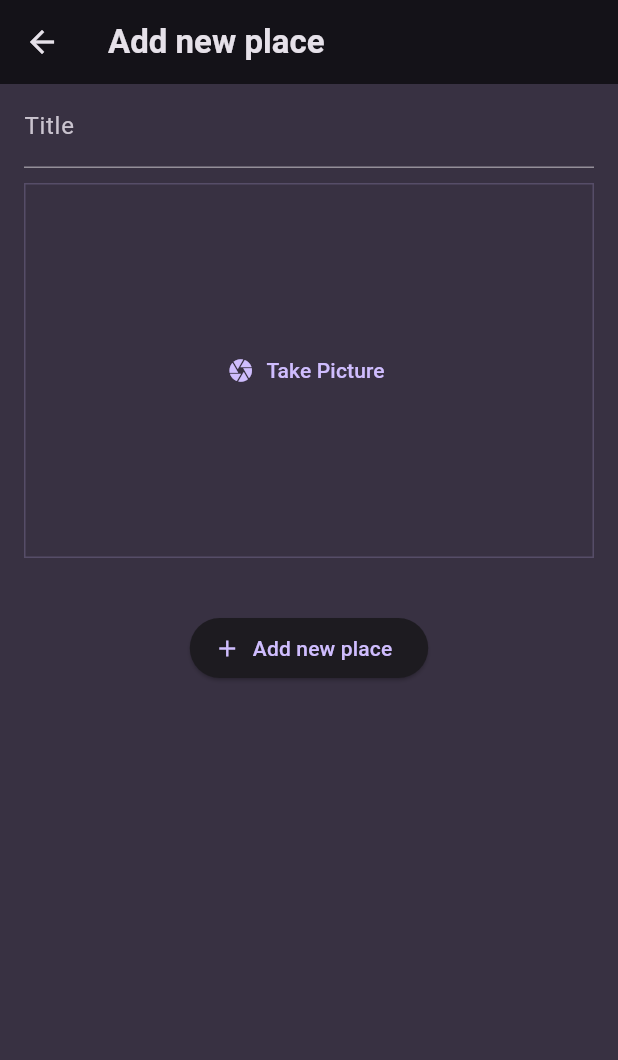
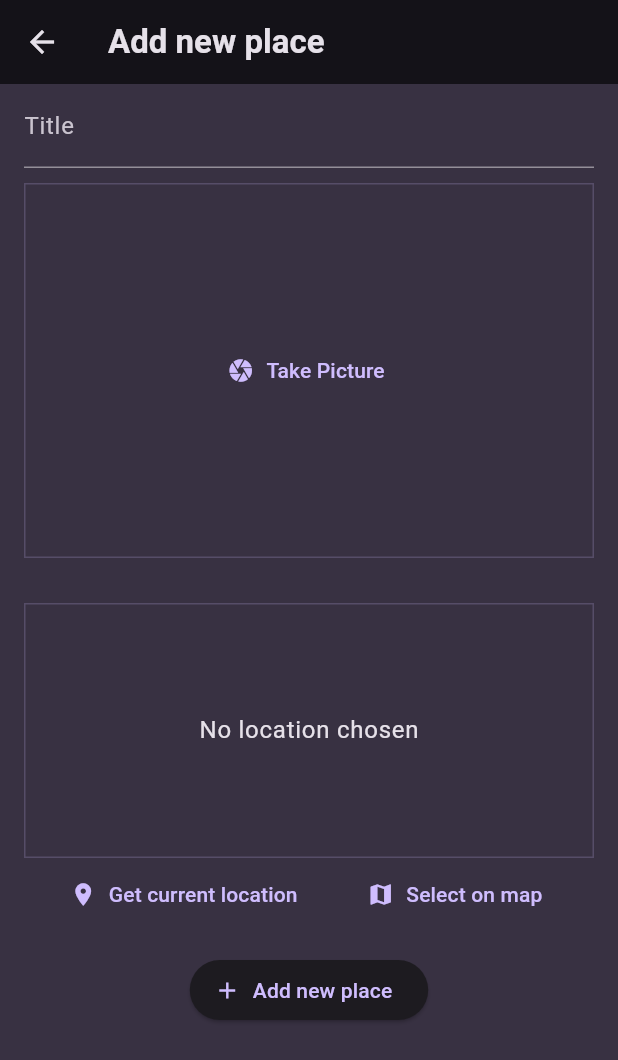
Before and after one commit to Ayomikuolatunji/flutter-device-features, a Flutter app: the AddNewPlace screen opened by its route, on a phone screen of 412 x 824 dp. Shown: the top 1060 px of the screen. Run offline on Flutter 3.47's test engine with Material 3 defaults, Android fonts, the phone set to English and light mode, and no system bars; our stand-ins replace flutter_riverpod, go_router, google_fonts, image_picker, location.

Commit message:
What: location

```diff
--- a/lib/models/place.dart
+++ b/lib/models/place.dart
@@ -1,10 +1,13 @@
+import 'dart:io';
+
 import 'package:uuid/uuid.dart';
 
 const uuid = Uuid();
 
 class Place {
-  Place({required this.title}) : id = uuid.v4();
+  Place({required this.title, required this.image}) : id = uuid.v4();
 
   final String id;
   final String title;
+  final File image;
 }
--- a/lib/providers/user_places.dart
+++ b/lib/providers/user_places.dart
@@ -5,7 +5,7 @@ class UserPlacesNotifier extends StateNotifier<List<Place>> {
   UserPlacesNotifier() : super(const []);
 
   void addNewPlace(Place place) {
-    final newPlace = Place(title: place.title);
+    final newPlace = Place(title: place.title, image: place.image);
     state = [newPlace, ...state];
   }
 }
--- a/lib/screens/add_new_place.dart
+++ b/lib/screens/add_new_place.dart
@@ -1,8 +1,11 @@
+import 'dart:io';
+
 import 'package:flutter/material.dart';
 import 'package:flutter_riverpod/flutter_riverpod.dart';
 import 'package:net_ninja_course/models/place.dart';
 import 'package:net_ninja_course/providers/user_places.dart';
 import 'package:net_ninja_course/widgets/image_input.dart';
+import 'package:net_ninja_course/widgets/location_input.dart';
 
 class AddNewPlace extends ConsumerStatefulWidget {
   const AddNewPlace({super.key});
@@ -13,6 +16,7 @@ class AddNewPlace extends ConsumerStatefulWidget {
 
 class _AddNewPlaceState extends ConsumerState<AddNewPlace> {
   final _titleController = TextEditingController();
+  File? _selectedImage;
 
   void savePlace() {
     final enteredText = _titleController.text;
@@ -20,11 +24,21 @@ class _AddNewPlaceState extends ConsumerState<AddNewPlace> {
       ScaffoldMessenger.of(context).showSnackBar(
           const SnackBar(content: Text("Please provide the place title")));
     }
+    if (_selectedImage == null) {
+      ScaffoldMessenger.of(context).showSnackBar(
+          const SnackBar(content: Text("Please select image to continue")));
+    }
     ref
         .read(userPlacesNotifier.notifier)
-        .addNewPlace(Place(title: enteredText));
+        .addNewPlace(Place(title: enteredText, image: _selectedImage!));
 
     Navigator.of(context).pop();
+  }
+
+  void onSelectedImage(File selectedImage) {
+    setState(() {
+      _selectedImage = selectedImage;
+    });
   }
 
   @override
@@ -46,7 +60,13 @@ class _AddNewPlaceState extends ConsumerState<AddNewPlace> {
             const SizedBox(
               height: 10,
             ),
-            const ImageInput(),
+            ImageInput(
+              selectedImage: onSelectedImage,
+            ),
+            const SizedBox(
+              height: 10,
+            ),
+            const LocationInput(),
             const SizedBox(
               height: 16,
             ),
--- a/lib/widgets/image_input.dart
+++ b/lib/widgets/image_input.dart
@@ -1,10 +1,11 @@
 import 'dart:io';
-
 import 'package:flutter/material.dart';
 import 'package:image_picker/image_picker.dart';
 
 class ImageInput extends StatefulWidget {
-  const ImageInput({super.key});
+  const ImageInput({super.key, required this.selectedImage});
+
+  final void Function(File selectedImage) selectedImage;
 
   @override
   State<ImageInput> createState() {
@@ -27,11 +28,12 @@ class _ImageInputState extends State<ImageInput> {
       setState(() {
         _selectedImage = File(pickedImage.path);
       });
+      widget.selectedImage(File(pickedImage.path));
     }
   }
 
   void _removeAddedPicture() {
-     setState(() {
+    setState(() {
       _selectedImage = null;
     });
   }
@@ -59,7 +61,8 @@ class _ImageInputState extends State<ImageInput> {
                   child: const Text("Change uploaded image")),
               const Spacer(),
               TextButton(
-                  onPressed: _removeAddedPicture, child: const Text("Remove Image"))
+                  onPressed: _removeAddedPicture,
+                  child: const Text("Remove Image"))
             ],
           )
         : const Text("");
--- /dev/null
+++ b/lib/widgets/location_input.dart
@@ -0,0 +1,103 @@
+import 'package:flutter/material.dart';
+import 'package:location/location.dart';
+
+class LocationInput extends StatefulWidget {
+  const LocationInput({super.key});
+
+  @override
+  State<LocationInput> createState() => _LocationInputState();
+}
+
+class _LocationInputState extends State<LocationInput> {
+  LocationData? _pickedLocation;
+  bool _isGettingLocation = false;
+  String key = "AIzaSyDCdPAtjHSjjzdB4YZClrAHo-TGDJfMszc";
+
+  void getCurrentLocation() async {
+    print("object");
+    Location location = Location();
+    bool serviceEnabled;
+    PermissionStatus permissionGranted;
+    LocationData locationData;
+    serviceEnabled = await location.serviceEnabled();
+    if (!serviceEnabled) {
+      serviceEnabled = await location.requestService();
+      if (!serviceEnabled) {
+        return;
+      }
+    }
+    permissionGranted = await location.hasPermission();
+    if (permissionGranted == PermissionStatus.denied) {
+      permissionGranted = await location.requestPermission();
+      if (permissionGranted != PermissionStatus.granted) {
+        return;
+      }
+    }
+    setState(() {
+      _isGettingLocation = true;
+    });
+    locationData = await location.getLocation();
+    print(locationData);
+    if (locationData != null) {
+      setState(() {
+        _pickedLocation = locationData;
+        _isGettingLocation = false;
+      });
+      print(locationData.latitude);
+      print(locationData.altitude);
+    }
+  }
+
+  @override
+  Widget build(BuildContext context) {
+    Widget previewContent = Text(
+      "No location chosen",
+      style: Theme.of(context)
+          .textTheme
+          .bodyLarge!
+          .copyWith(color: Theme.of(context).colorScheme.onBackground),
+    );
+    if (_isGettingLocation) {
+      previewContent = Text(
+        "Loading...",
+        style: Theme.of(context)
+            .textTheme
+            .bodyLarge!
+            .copyWith(color: Theme.of(context).colorScheme.onBackground),
+      );
+    }
+    return Column(
+      children: [
+        Container(
+          height: 170,
+          width: double.infinity,
+          alignment: Alignment.center,
+          decoration: BoxDecoration(
+            border: Border.all(
+              width: 1,
+              color: Theme.of(context).colorScheme.primary.withOpacity(0.2),
+            ),
+          ),
+          child: previewContent,
+        ),
+        Row(
+          mainAxisAlignment: MainAxisAlignment.spaceEvenly,
+          children: [
+            TextButton.icon(
+                icon: const Icon(Icons.location_on),
+                onPressed: getCurrentLocation,
+                label: const Text(
+                  "Get current location",
+                )),
+            TextButton.icon(
+                icon: const Icon(Icons.map),
+                onPressed: () {},
+                label: const Text(
+                  "Select on map",
+                ))
+          ],
+        )
+      ],
+    );
+  }
+}
--- a/pubspec.yaml
+++ b/pubspec.yaml
@@ -48,6 +48,7 @@ dependencies:
   http: ^1.2.1
   loading_indicator: ^3.1.1
   image_picker: ^1.1.1
+  location: ^6.0.1
 
 dev_dependencies:
   flutter_test:
```
Also changed, not shown: lib/screens/place_detail_screen.dart (+10 -6 lines), lib/widgets/places_list.dart (+8 -5 lines), pubspec.lock, 3 other files.
